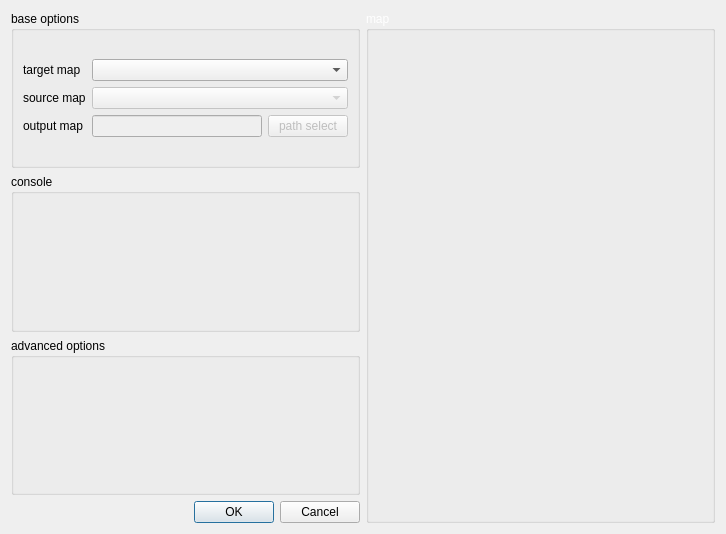
Before: the Qt Designer form improved_ICP_dialog_base.ui in tang-xy/ImprovedICP, drawn with Qt 5.
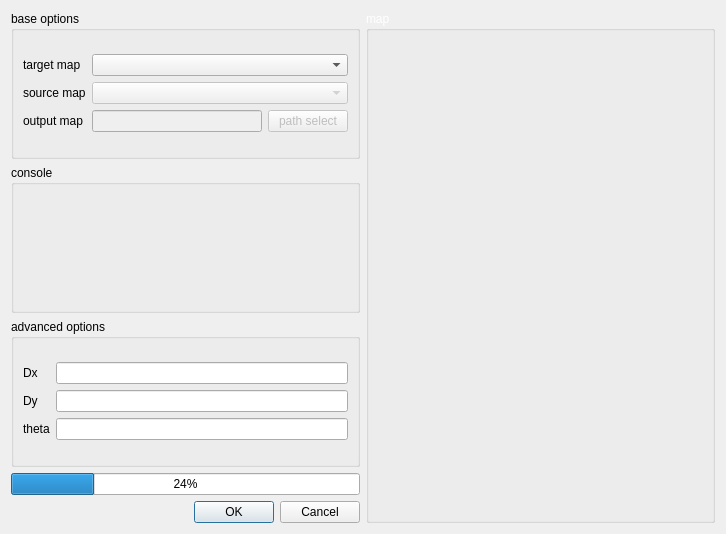
After: the same form once the commit is applied.

What changed in the file:
```diff
--- a/improved_ICP_dialog_base.ui
+++ b/improved_ICP_dialog_base.ui
@@ -16,6 +16,56 @@
   <layout class="QGridLayout" name="gridLayout_3">
    <item row="0" column="0">
     <layout class="QGridLayout" name="gridLayout">
+     <item row="1" column="0">
+      <widget class="QGroupBox" name="ConsoleBox">
+       <property name="title">
+        <string>console</string>
+       </property>
+      </widget>
+     </item>
+     <item row="2" column="0">
+      <widget class="QGroupBox" name="ExtraBox">
+       <property name="title">
+        <string>advanced options</string>
+       </property>
+       <layout class="QGridLayout" name="gridLayout_6">
+        <item row="0" column="0">
+         <layout class="QGridLayout" name="gridLayout_5">
+          <item row="0" column="0">
+           <widget class="QLabel" name="DxText">
+            <property name="text">
+             <string>Dx</string>
+            </property>
+           </widget>
+          </item>
+          <item row="0" column="1">
+           <widget class="QLineEdit" name="Dx"/>
+          </item>
+          <item row="1" column="0">
+           <widget class="QLabel" name="DyText">
+            <property name="text">
+             <string>Dy</string>
+            </property>
+           </widget>
+          </item>
+          <item row="1" column="1">
+           <widget class="QLineEdit" name="Dy"/>
+          </item>
+          <item row="2" column="0">
+           <widget class="QLabel" name="label_2">
+            <property name="text">
+             <string>theta</string>
+            </property>
+           </widget>
+          </item>
+          <item row="2" column="1">
+           <widget class="QLineEdit" name="Theta"/>
+          </item>
+         </layout>
+        </item>
+       </layout>
+      </widget>
+     </item>
      <item row="0" column="0">
       <widget class="QGroupBox" name="BaseBox">
        <property name="title">
@@ -80,7 +130,7 @@
        </layout>
       </widget>
      </item>
-     <item row="3" column="0">
+     <item row="4" column="0">
       <widget class="QDialogButtonBox" name="button_box">
        <property name="orientation">
         <enum>Qt::Horizontal</enum>
@@ -90,14 +140,7 @@
        </property>
       </widget>
      </item>
-     <item row="1" column="0">
-      <widget class="QGroupBox" name="ConsoleBox">
-       <property name="title">
-        <string>console</string>
-       </property>
-      </widget>
-     </item>
-     <item row="0" column="1" rowspan="4">
+     <item row="0" column="1" rowspan="5">
       <widget class="QGroupBox" name="PicBox">
        <property name="sizePolicy">
         <sizepolicy hsizetype="Expanding" vsizetype="Preferred">
@@ -235,10 +278,10 @@
        <widget class="QLabel" name="TMap">
         <property name="geometry">
          <rect>
-          <x>50</x>
-          <y>160</y>
-          <width>261</width>
-          <height>150</height>
+          <x>10</x>
+          <y>22</y>
+          <width>16</width>
+          <height>16</height>
          </rect>
         </property>
         <property name="text">
@@ -250,8 +293,8 @@
          <rect>
           <x>120</x>
           <y>190</y>
-          <width>0</width>
-          <height>0</height>
+          <width>16</width>
+          <height>16</height>
          </rect>
         </property>
         <property name="text">
@@ -260,10 +303,10 @@
        </widget>
       </widget>
      </item>
-     <item row="2" column="0">
-      <widget class="QGroupBox" name="ExtraBox">
-       <property name="title">
-        <string>advanced options</string>
+     <item row="3" column="0">
+      <widget class="QProgressBar" name="progressBar">
+       <property name="value">
+        <number>24</number>
        </property>
       </widget>
      </item>
```
